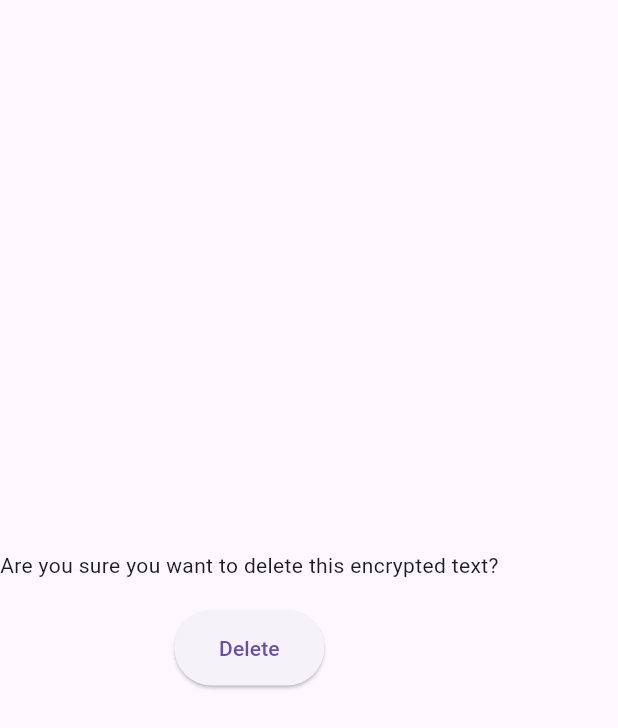
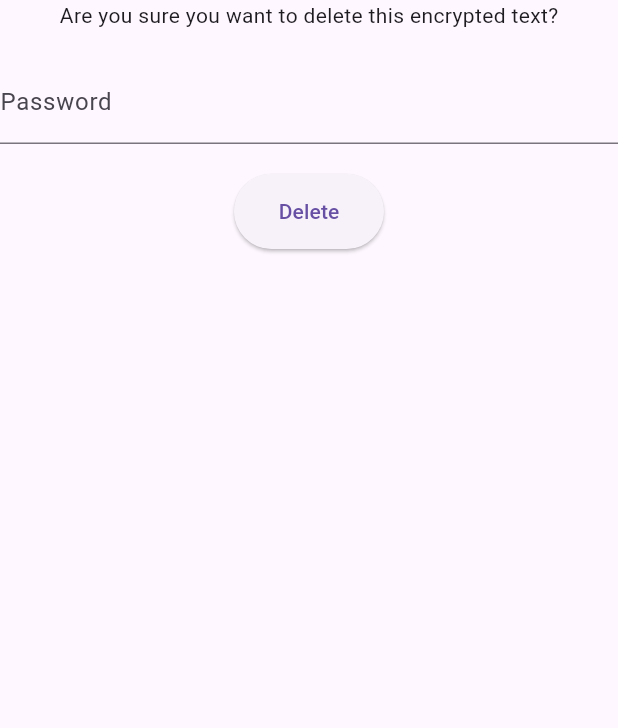
Before and after one commit to willotavio/enc-flutter, a Flutter app: the DeleteEncryptedText widget shown alone on an empty page, opened directly with empty values, on a phone screen of 412 x 824 dp. Shown: the top 728 px of the screen. Run offline on Flutter 3.47's test engine with Material 3 defaults, Android fonts, the phone set to English and light mode, and no system bars; our stand-ins replace sqflite; missing offline and left inert: pointycastle; accounts and stored records are empty.

Commit message:
Add password validation in DeleteEncryptedText

```diff
--- a/lib/widgets/encrypted_texts/delete_encryption_text.dart
+++ b/lib/widgets/encrypted_texts/delete_encryption_text.dart
@@ -1,3 +1,4 @@
+import 'package:enc_flutter/services/cryptographer/cryptographer.dart';
 import 'package:enc_flutter/services/encrypted_text/encrypted_text.dart';
 import 'package:enc_flutter/services/encrypted_text/encrypted_text_service.dart';
 import 'package:flutter/material.dart';
@@ -11,15 +12,37 @@ class DeleteEncryptedText extends StatefulWidget {
 }
 
 class _DeleteEncrypteTextState extends State<DeleteEncryptedText> {
+  TextEditingController _password = TextEditingController();
+  final _formKey = GlobalKey<FormState>();
   @override
   Widget build(BuildContext) {
-    return Column(
+    return SingleChildScrollView(
+      child: Form(
+        key: _formKey,
+        child: Column(
           mainAxisAlignment: MainAxisAlignment.center,
           children: [
             Text("Are you sure you want to delete this encrypted text?"),
             SizedBox(height: 20),
+            TextFormField(
+              validator: (String? value) {
+                if(value != null && value.isEmpty) {
+                  return "Enter the password from before the changes";
+                }
+                return null;
+              },
+              controller: _password,
+              decoration: InputDecoration(
+                labelText: "Password"
+              ),
+              obscureText: true,
+            ),
+            SizedBox(height: 20),
             ElevatedButton(
               onPressed: () async {
+                if(_formKey.currentState!.validate()) {
+                  final decryptionResult = Cryptographer.decrypt(widget.encryptedText.encryptedText.split(" | ")[0], widget.encryptedText.encryptedText.split(" | ")[1], _password.text);
+                  if(decryptionResult.$1) {
                     await EncryptedTextService.deleteEncryptedText(widget.encryptedText.id);
                     Navigator.pop(context);
                     ScaffoldMessenger.of(context).showSnackBar(
@@ -33,6 +56,18 @@ class _DeleteEncrypteTextState extends State<DeleteEncryptedText> {
                     if(widget.onDeleteEncryptedText != null) {
                       widget.onDeleteEncryptedText!();
                     }
+                  }
+                  else {
+                    ScaffoldMessenger.of(context).showSnackBar(
+                      SnackBar(
+                        content: Text("Password is incorrect (|-v-)/"),
+                        duration: Duration(seconds: 1),
+                        dismissDirection: DismissDirection.horizontal,
+                        showCloseIcon: true,
+                      ),
+                    );
+                  }
+                }
               },
               child: Text("Delete"),
               style: ElevatedButton.styleFrom(
@@ -40,6 +75,8 @@ class _DeleteEncrypteTextState extends State<DeleteEncryptedText> {
               ),
             ),
           ],
+        ),
+      ),
     );
   }
 }
--- a/lib/widgets/encrypted_texts/encrypted_texts_list.dart
+++ b/lib/widgets/encrypted_texts/encrypted_texts_list.dart
@@ -125,7 +125,7 @@ class _EncryptedTextsListState extends State<EncryptedTextsList>{
                                 builder: (context) {
                                   return AlertDialog(
                                     content: Container(
-                                      height: 150,
+                                      height: 400,
                                       child: Center(
                                         child: DeleteEncryptedText(encryptedText: snapshot.data![0], onDeleteEncryptedText: () {
                                           setState(() {});
```
Also changed, not shown: lib/widgets/reencryption/reencrypt_text_form.dart (+9 -0 lines). Lines whose indentation alone changed are shown as unchanged.
